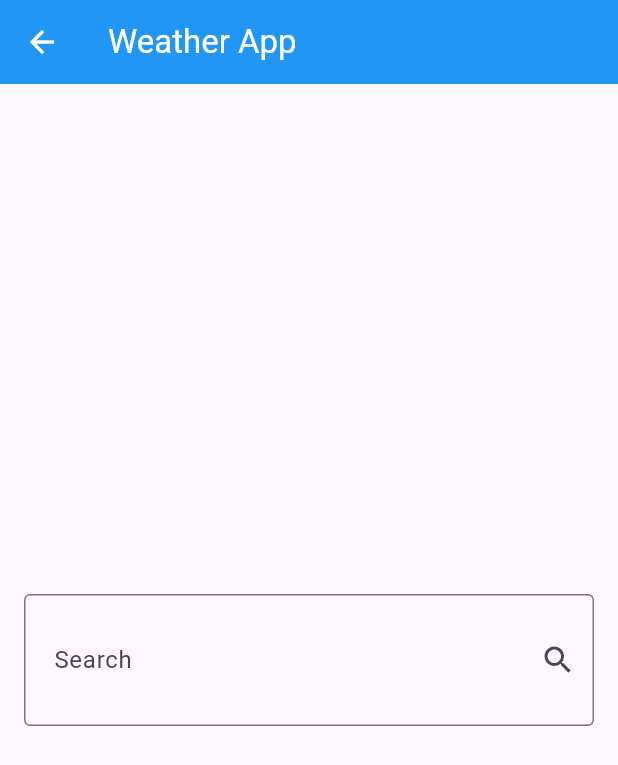
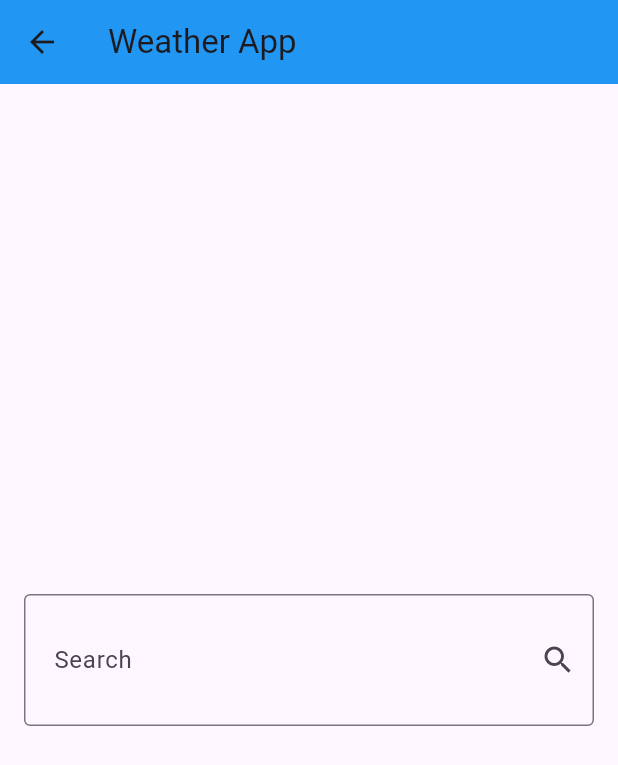
Before and after one commit to salahsaleh1015/-Complete-Flutter-Dart-Development-Course, a Flutter app: the screen it shows after launch, after a tap on the "search" icon, on a phone screen of 412 x 824 dp. Shown: the top 765 px of the screen. Run offline on Flutter 3.47's test engine with Material 3 defaults, Android fonts, the phone set to English and light mode, and no system bars; our stand-ins replace audioplayers, dio, flutter_bloc.

Commit message:
weather app (add material color and design to the app)

```diff
--- a/lib/main.dart
+++ b/lib/main.dart
@@ -15,23 +15,25 @@ class MyApp extends StatelessWidget {
   Widget build(BuildContext context) {
     return BlocProvider(
         create: (context) => GetWeatherCubit(),
-        child: const CustomMaterialAppWidget());
-  }
-}
-
-class CustomMaterialAppWidget extends StatelessWidget {
-  const CustomMaterialAppWidget({super.key});
-
-  @override
-  Widget build(BuildContext context) {
+        child: Builder(
+          builder: (context) => BlocBuilder<GetWeatherCubit, GetWeatherState>(
+            builder: (context, state) {
               return MaterialApp(
                 theme: ThemeData(
-        primarySwatch: getAppThemeColor(
-            BlocProvider.of<GetWeatherCubit>(context).weather?.weatherCondition),
+                  appBarTheme: AppBarTheme(
+                    backgroundColor: getAppThemeColor(
+                      BlocProvider.of<GetWeatherCubit>(context)
+                          .weather
+                          ?.weatherCondition,
+                    ),
+                  )
                 ),
                 debugShowCheckedModeBanner: false,
                 home: const WeatherApp(),
               );
+            },
+          ),
+        ));
   }
 }
 
@@ -41,7 +43,7 @@ MaterialColor getAppThemeColor(String? condition) {
   }
   switch (condition) {
     case 'Sunny':
-      return Colors.blue;
+      return Colors.orange;
     case 'Partly cloudy':
       return Colors.lightBlue;
     case 'Cloudy':
--- a/lib/weather_app/cubits/get_weather_cubit/get_weather_cubit.dart
+++ b/lib/weather_app/cubits/get_weather_cubit/get_weather_cubit.dart
@@ -14,7 +14,7 @@ class GetWeatherCubit extends Cubit<GetWeatherState> {
     try {
       weather = await WeatherServices(dio: Dio())
           .getCurrentWeather(location: cityName);
-      emit(GetWeatherLoadedState());
+      emit(GetWeatherLoadedState(weather: weather!));
     } catch (e) {
       emit(GetWeatherInitialState());
     }
--- a/lib/weather_app/cubits/get_weather_cubit/get_weather_state.dart
+++ b/lib/weather_app/cubits/get_weather_cubit/get_weather_state.dart
@@ -4,7 +4,10 @@ part of 'get_weather_cubit.dart';
 class GetWeatherState {}
 
 final class GetWeatherInitialState extends GetWeatherState {}
-final class GetWeatherLoadedState extends GetWeatherState {}
+final class GetWeatherLoadedState extends GetWeatherState {
+  final WeatherModel weather;
+  GetWeatherLoadedState({required this.weather});
+}
 final class GetWeatherLoadingState extends GetWeatherState {}
 final class GetWeatherFailureState extends GetWeatherState {}
 final class GetWeatherNoWeatherState extends GetWeatherState {}
--- a/lib/weather_app/views/home_view.dart
+++ b/lib/weather_app/views/home_view.dart
@@ -10,14 +10,11 @@ class HomeView extends StatelessWidget {
 
   @override
   Widget build(BuildContext context) {
+
     return Scaffold(
       appBar: AppBar(
-        backgroundColor: const Color(0xff2196f4),
-        title: const Text(
+        title:  const Text(
           'Weather App',
-          style: TextStyle(
-            color: Colors.white,
-          ),
         ),
         actions: [
           IconButton(
@@ -27,7 +24,6 @@ class HomeView extends StatelessWidget {
               },
               icon: const Icon(
                 Icons.search,
-                color: Colors.white,
               ))
         ],
       ),
@@ -36,7 +32,9 @@ class HomeView extends StatelessWidget {
           if (state is GetWeatherInitialState) {
             return const NoWeatherBody();
           } else if (state is GetWeatherLoadedState) {
-            return const WeatherInfoBody();
+            return WeatherInfoBody(
+              weatherModel: state.weather,
+            );
           } else {
             return const Text("oops there was an error try again later");
           }
--- a/lib/weather_app/views/search_view.dart
+++ b/lib/weather_app/views/search_view.dart
@@ -15,14 +15,12 @@ class SearchView extends StatelessWidget {
             },
             icon: const Icon(
               Icons.arrow_back,
-              color: Colors.white,
+
             )),
-        backgroundColor: const Color(0xff2196f4),
+
         title: const Text(
           'Weather App',
-          style: TextStyle(
-            color: Colors.white,
-          ),
+
         ),
       ),
       body: Center(
```
Also changed, not shown: lib/weather_app/widgets/weather_info_body.dart (+17 -3 lines). Lines whose indentation alone changed are shown as unchanged.
